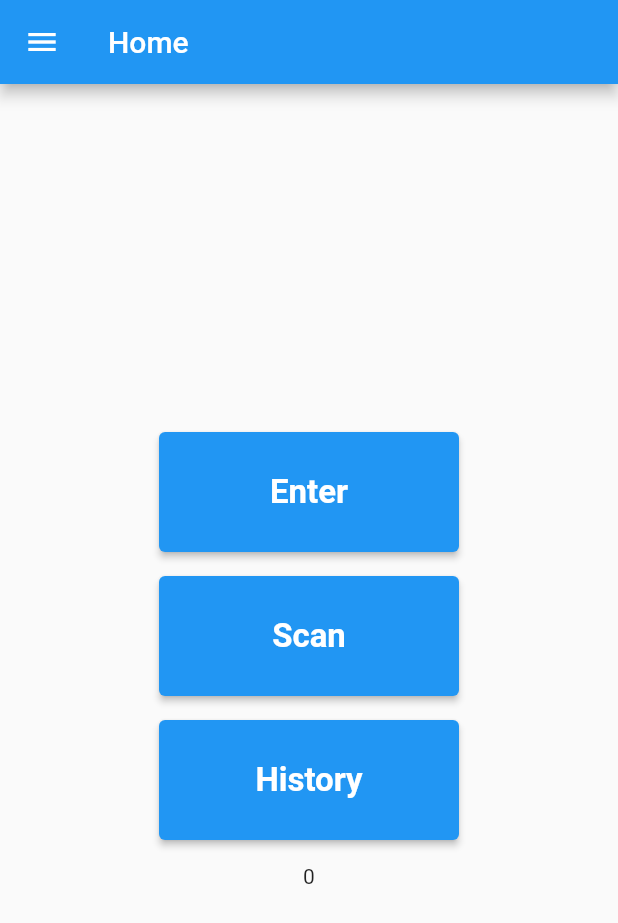
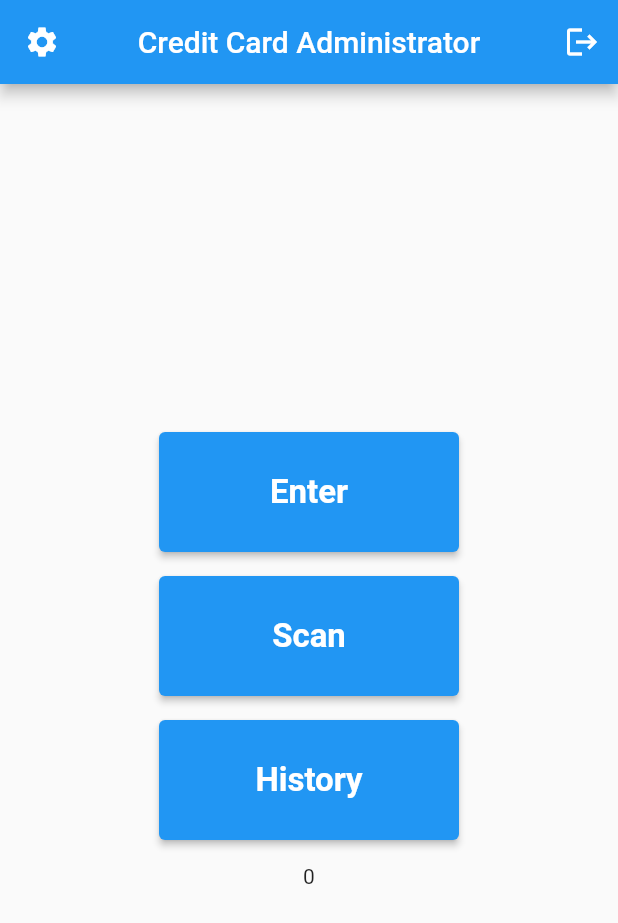
Before and after one commit to ZanderCowboy/credit_card_app, a Flutter app: the screen it shows after launch, after a tap on "Start", on a phone screen of 412 x 824 dp. Shown: the top 923 px of the screen. Run offline on Flutter 3.47's test engine with Material 2 defaults, Android fonts, the phone set to English and light mode, and no system bars; our stand-ins replace bloc, camera, equatable, flutter_bloc, flutter_credit_card, image_picker and 1 more.

Commit message:
Added and implemented small changes throughout code.

```diff
--- a/lib/app/view/app.dart
+++ b/lib/app/view/app.dart
@@ -33,6 +33,7 @@ class App extends StatelessWidget {
         ),
       ],
       child: MaterialApp(
+        debugShowCheckedModeBanner: false,
         darkTheme: ThemeData.dark(),
         title: 'Credit Card App',
         home: BlocProvider(
--- a/lib/components/constants.dart
+++ b/lib/components/constants.dart
@@ -13,7 +13,7 @@ const String resultRoute = '/result';
 
 // AppBar Titles
 const String startAppBarTitle = 'Credit Card Administrator';
-const String homeAppBarTitle = 'Home';
+const String homeAppBarTitle = 'Credit Card Administrator';
 const String enterAppBarTitle = 'Enter';
 const String scanAppBarTitle = 'Scan App Bar';
 const String historyAppBarTitle = 'History App Bar';
@@ -27,6 +27,7 @@ const String enterButtonTitle = 'Enter';
 const String enterSubmitButtonTitle = 'Submit';
 const String scanButtonTitle = 'Scan';
 const String scanTakeButtonTitle = 'Take';
+const String scanRetakeButtonTitle = 'Retake';
 const String scanSubmitButtonTitle = 'Submit';
 const String historyButtonTitle = 'History';
 const String resultButtonTitle = 'Result';
--- a/lib/home/view/home_page.dart
+++ b/lib/home/view/home_page.dart
@@ -1,7 +1,6 @@
 import 'package:credit_card_app/components/constants.dart';
 import 'package:credit_card_app/domain/credit_card/credit_card_repository.dart';
 import 'package:credit_card_app/home/home.dart';
-import 'package:credit_card_app/settings/bloc/settings_bloc.dart';
 import 'package:flutter/material.dart';
 import 'package:flutter_bloc/flutter_bloc.dart';
 
@@ -17,28 +16,41 @@ class HomePage extends StatelessWidget {
     return Scaffold(
       appBar: AppBar(
         title: const Text(homeAppBarTitle),
-      ),
-      drawer: Drawer(
-        child: ListView(
-          padding: EdgeInsets.zero,
-          children: <Widget>[
-            const DrawerHeader(
-              child: Text(settingsTitle),
-            ),
-            ListTile(
-              title: const Text(bannedCountriesTitle),
-              onTap: () => Navigator.of(context).pushNamed(settingsRoute),
-            ),
-            ListTile(
-              title: const Text(homeLogout),
-              onTap: () {
+        centerTitle: true,
+        leading: IconButton(
+          icon: const Icon(Icons.settings),
+          onPressed: () => Navigator.of(context).pushNamed(settingsRoute),
+        ),
+        actions: [
+          IconButton(
+              onPressed: () {
                 Navigator.of(context).pushNamedAndRemoveUntil(
                     initialRoute, (Route<dynamic> route) => false);
               },
-            )
-          ],
-        ),
+              icon: const Icon(Icons.logout))
+        ],
       ),
+      // drawer: Drawer(
+      //   child: ListView(
+      //     padding: EdgeInsets.zero,
+      //     children: <Widget>[
+      //       const DrawerHeader(
+      //         child: Text(settingsTitle),
+      //       ),
+      //       ListTile(
+      //         title: const Text(bannedCountriesTitle),
+      //         onTap: () => Navigator.of(context).pushNamed(settingsRoute),
+      //       ),
+      //       ListTile(
+      //         title: const Text(homeLogout),
+      //         onTap: () {
+      //           Navigator.of(context).pushNamedAndRemoveUntil(
+      //               initialRoute, (Route<dynamic> route) => false);
+      //         },
+      //       )
+      //     ],
+      //   ),
+      // ),
       body: BlocProvider(
         create: (context) => HomeBloc()..add(HomeInitial()),
         child: BlocBuilder<HomeBloc, HomeState>(
--- a/lib/start/view/start_page.dart
+++ b/lib/start/view/start_page.dart
@@ -2,6 +2,7 @@
 import 'package:credit_card_app/components/constants.dart';
 // import 'package:credit_card_app/domain/credit_card/credit_card_repository.dart';
 import 'package:credit_card_app/start/start.dart';
+import 'package:credit_card_app/widgets/common/button.dart';
 import 'package:flutter/material.dart';
 import 'package:flutter_bloc/flutter_bloc.dart';
 
@@ -10,39 +11,32 @@ class StartPage extends StatelessWidget {
 
   @override
   Widget build(BuildContext context) {
-    // int count = context.read<CreditCardRepository>().loadHistoryCards().length;
-
     return Scaffold(
-      appBar: AppBar(
-        title: const Text(startAppBarTitle),
-      ),
+      // appBar: AppBar(
+      //   title: const Text(startAppBarTitle),
+      // ),
       body: BlocBuilder<StartBloc, StartState>(
         builder: (context, state) {
-          return Column(
-            mainAxisAlignment: MainAxisAlignment.center,
-            children: [
-              Container(),
-              // const Button(routeName: homeRoute, text: startButtonTitle),
-              ElevatedButton(
-                style: ElevatedButton.styleFrom(
-                  textStyle: const TextStyle(
-                    fontSize: 22.0,
-                    fontWeight: FontWeight.bold,
-                  ),
-                  minimumSize: const Size(200, 80),
-                ),
-                // onPressed: () => Navigator.of(context).pushNamed(homeRoute),
-                onPressed: () {
-                  // CreditCard card =
-                  //     context.read<CreditCardRepository>().loadCard();
-
-                  // context.read<CreditCardRepository>().addCard(card);
-                  Navigator.of(context).pushNamed(homeRoute);
-                },
-                child: const Text(startButtonTitle),
-              ),
-              // Text('$count'),
-            ],
+          return const Center(
+            child: Column(
+              mainAxisAlignment: MainAxisAlignment.center,
+              children: [
+                ButtonLarge(routeName: homeRoute, text: startButtonTitle),
+                // ElevatedButton(
+                //   style: ElevatedButton.styleFrom(
+                //     textStyle: const TextStyle(
+                //       fontSize: 22.0,
+                //       fontWeight: FontWeight.bold,
+                //     ),
+                //     minimumSize: const Size(200, 80),
+                //   ),
+                //   onPressed: () {
+                //     Navigator.of(context).pushNamed(homeRoute);
+                //   },
+                //   child: const Text(startButtonTitle),
+                // ),
+              ],
+            ),
           );
         },
       ),
```
Also changed, not shown: lib/settings/view/settings_page.dart (+5 -2 lines), lib/widgets/common/button.dart (+11 -8 lines).
